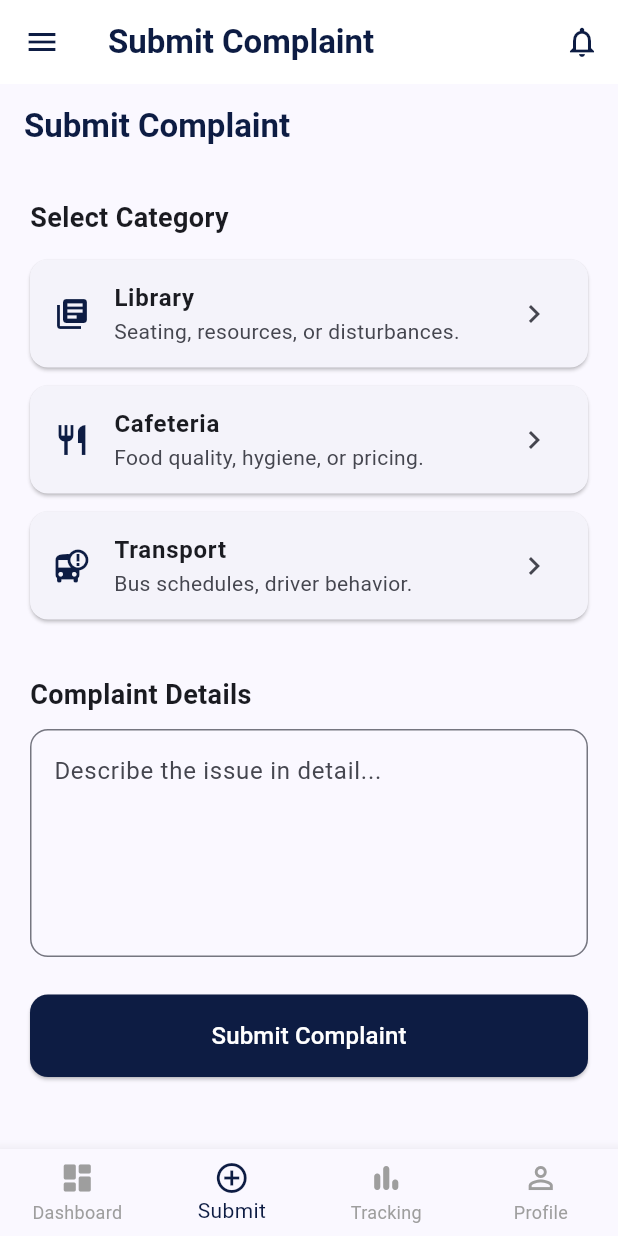
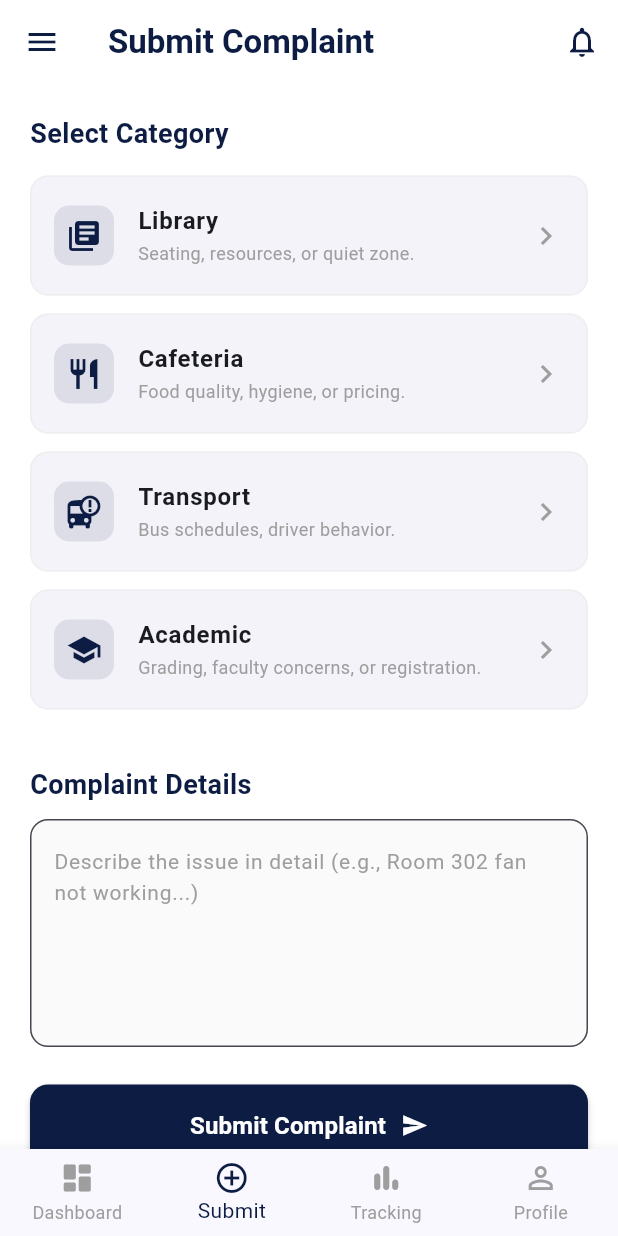
Before and after one commit to lisakhan1952-dev/smart_complain_management_system, a Flutter app: the DashboardPage screen opened directly, item 2 of the bottom bar chosen, after a tap on "Submit Complaint", on a phone screen of 412 x 824 dp. Run offline on Flutter 3.47's test engine with Material 3 defaults, Android fonts, the phone set to English and light mode, and no system bars.

Commit message:
Modify 2 file for testing

```diff
--- a/lib/screens/dashboard_screen.dart
+++ b/lib/screens/dashboard_screen.dart
@@ -1,6 +1,6 @@
 import 'package:flutter/material.dart';
 
-
+// নিশ্চিত করুন এই ফাইলগুলো আপনার প্রোজেক্টে আছে
 import 'submit_complaint_screen.dart';
 import 'tracking_screen.dart';
 import 'profile_screen.dart';
@@ -15,7 +15,7 @@ class DashboardPage extends StatefulWidget {
 class _DashboardPageState extends State<DashboardPage> {
   int _currentIndex = 0;
 
-  // এখানে আমরা আপনার আলাদা করা ফাইলগুলোর ক্লাস নাম ব্যবহার করছি
+  // এখানে আমরা আপনার আলাদা করা ফাইলগুলোর ক্লাস সরাসরি ব্যবহার করছি
   final List<Widget> _pages = [
     const DashboardContent(),
     const SubmitComplaintPage(),
@@ -29,6 +29,7 @@ class _DashboardPageState extends State<DashboardPage> {
 
     return Scaffold(
       backgroundColor: Colors.white,
+      // শুধুমাত্র ড্যাশবোর্ড স্ক্রিনে কাস্টম অ্যাপবার দেখানোর জন্য
       appBar: AppBar(
         backgroundColor: Colors.white,
         elevation: 0,
@@ -47,21 +48,10 @@ class _DashboardPageState extends State<DashboardPage> {
         ],
       ),
 
-      // IndexedStack ব্যবহারের ফলে এক পেজ থেকে অন্য পেজে গেলে ডাটা রিলোড হবে না
       body: IndexedStack(
         index: _currentIndex,
         children: _pages,
       ),
-
-      floatingActionButton: _currentIndex == 0 ? FloatingActionButton(
-        onPressed: () {
-          setState(() {
-            _currentIndex = 1;
-          });
-        },
-        backgroundColor: primaryColor,
-        child: const Icon(Icons.add, color: Colors.white),
-      ) : null,
 
       bottomNavigationBar: BottomNavigationBar(
         type: BottomNavigationBarType.fixed,
@@ -99,10 +89,8 @@ class DashboardContent extends StatelessWidget {
           const Text("Welcome back,", style: TextStyle(fontSize: 16, color: Colors.grey)),
           const Text("Ahmed Abdullah", style: TextStyle(fontSize: 28, fontWeight: FontWeight.bold, color: primaryColor)),
           const SizedBox(height: 25),
-
           _buildActiveCaseCard(primaryColor),
           const SizedBox(height: 20),
-
           Row(
             children: [
               _buildStatCard("Pending", "04", Icons.more_horiz, Colors.orange),
@@ -111,18 +99,15 @@ class DashboardContent extends StatelessWidget {
             ],
           ),
           const SizedBox(height: 30),
-
           const Text("Recent Complaints", style: TextStyle(fontSize: 20, fontWeight: FontWeight.bold, color: primaryColor)),
           const SizedBox(height: 15),
-
-          _buildComplaintItem("Dorm AC Maintenance", "Ref: #CMS-90421", "In Progress", Colors.greenAccent, Icons.build),
-          _buildComplaintItem("Grade Revision Request", "Ref: #CMS-88120", "Pending", Colors.orangeAccent, Icons.school),
+          _buildComplaintItem("Dorm AC Maintenance", "Ref: #CMS-90421", "In Progress", Colors.teal, Icons.build),
+          _buildComplaintItem("Grade Revision", "Ref: #CMS-88120", "Pending", Colors.orange, Icons.school),
         ],
       ),
     );
   }
 
-  // হেল্পার উইজেটগুলো আগের মতোই থাকছে
   Widget _buildActiveCaseCard(Color color) {
     return Container(
       padding: const EdgeInsets.all(20),
@@ -155,18 +140,14 @@ class DashboardContent extends StatelessWidget {
     );
   }
 
-  Widget _buildComplaintItem(String title, String ref, String status, Color statusColor, IconData icon) {
+  Widget _buildComplaintItem(String title, String ref, String status, Color color, IconData icon) {
     return Card(
       margin: const EdgeInsets.only(bottom: 12),
       child: ListTile(
-        leading: CircleAvatar(child: Icon(icon, size: 20, color: const Color(0xFF0D1C43))),
+        leading: CircleAvatar(backgroundColor: Colors.grey[100], child: Icon(icon, color: const Color(0xFF0D1C43), size: 20)),
         title: Text(title, style: const TextStyle(fontWeight: FontWeight.bold)),
         subtitle: Text(ref),
-        trailing: Container(
-          padding: const EdgeInsets.all(6),
-          decoration: BoxDecoration(color: statusColor.withOpacity(0.2), borderRadius: BorderRadius.circular(10)),
-          child: Text(status, style: TextStyle(color: statusColor, fontSize: 10, fontWeight: FontWeight.bold)),
-        ),
+        trailing: Text(status, style: TextStyle(color: color, fontWeight: FontWeight.bold, fontSize: 12)),
       ),
     );
   }
--- a/lib/screens/submit_complaint_screen.dart
+++ b/lib/screens/submit_complaint_screen.dart
@@ -7,53 +7,82 @@ class SubmitComplaintPage extends StatelessWidget {
   Widget build(BuildContext context) {
     const Color primaryColor = Color(0xFF0D1C43);
 
-    return Scaffold(
-      appBar: AppBar(title: const Text("Submit Complaint", style: TextStyle(color: primaryColor, fontWeight: FontWeight.bold))),
-      body: SingleChildScrollView(
+    return SingleChildScrollView(
       padding: const EdgeInsets.all(20),
       child: Column(
         crossAxisAlignment: CrossAxisAlignment.start,
         children: [
-            const Text("Select Category", style: TextStyle(fontSize: 18, fontWeight: FontWeight.bold)),
+          const Text("Select Category", style: TextStyle(fontSize: 18, fontWeight: FontWeight.bold, color: primaryColor)),
           const SizedBox(height: 15),
-            // Category Cards
-            _buildCategoryItem(Icons.library_books, "Library", "Seating, resources, or disturbances.", primaryColor),
+
+          // ক্যাটাগরি আইটেমগুলো
+          _buildCategoryItem(Icons.library_books, "Library", "Seating, resources, or quiet zone.", primaryColor),
           _buildCategoryItem(Icons.restaurant, "Cafeteria", "Food quality, hygiene, or pricing.", primaryColor),
           _buildCategoryItem(Icons.bus_alert, "Transport", "Bus schedules, driver behavior.", primaryColor),
+          _buildCategoryItem(Icons.school, "Academic", "Grading, faculty concerns, or registration.", primaryColor),
+
           const SizedBox(height: 25),
-            const Text("Complaint Details", style: TextStyle(fontSize: 18, fontWeight: FontWeight.bold)),
+          const Text("Complaint Details", style: TextStyle(fontSize: 18, fontWeight: FontWeight.bold, color: primaryColor)),
           const SizedBox(height: 10),
+
           TextField(
             maxLines: 5,
             decoration: InputDecoration(
-                hintText: "Describe the issue in detail...",
+              hintText: "Describe the issue in detail (e.g., Room 302 fan not working...)",
+              hintStyle: const TextStyle(fontSize: 14, color: Colors.grey),
               border: OutlineInputBorder(borderRadius: BorderRadius.circular(12)),
+              filled: true,
+              fillColor: Colors.grey[50],
             ),
           ),
+
           const SizedBox(height: 25),
+
+          // সাবমিট বাটন
           SizedBox(
             width: double.infinity,
             height: 55,
             child: ElevatedButton(
               onPressed: () {},
-                style: ElevatedButton.styleFrom(backgroundColor: primaryColor, shape: RoundedRectangleBorder(borderRadius: BorderRadius.circular(12))),
-                child: const Text("Submit Complaint", style: TextStyle(color: Colors.white, fontSize: 16)),
+              style: ElevatedButton.styleFrom(
+                backgroundColor: primaryColor,
+                shape: RoundedRectangleBorder(borderRadius: BorderRadius.circular(12)),
+                elevation: 2,
+              ),
+              child: const Row(
+                mainAxisAlignment: MainAxisAlignment.center,
+                children: [
+                  Text("Submit Complaint", style: TextStyle(color: Colors.white, fontSize: 16, fontWeight: FontWeight.bold)),
+                  SizedBox(width: 10),
+                  Icon(Icons.send, color: Colors.white, size: 18),
+                ],
               ),
             ),
+          ),
+          const SizedBox(height: 20),
         ],
-        ),
       ),
     );
   }
 
   Widget _buildCategoryItem(IconData icon, String title, String subtitle, Color color) {
     return Card(
+      elevation: 0,
       margin: const EdgeInsets.only(bottom: 12),
+      shape: RoundedRectangleBorder(
+        borderRadius: BorderRadius.circular(12),
+        side: BorderSide(color: Colors.grey.shade200),
+      ),
       child: ListTile(
-        leading: Icon(icon, color: color),
-        title: Text(title, style: const TextStyle(fontWeight: FontWeight.bold)),
-        subtitle: Text(subtitle),
-        trailing: const Icon(Icons.chevron_right),
+        contentPadding: const EdgeInsets.symmetric(horizontal: 16, vertical: 4),
+        leading: Container(
+          padding: const EdgeInsets.all(8),
+          decoration: BoxDecoration(color: color.withOpacity(0.1), borderRadius: BorderRadius.circular(10)),
+          child: Icon(icon, color: color, size: 24),
+        ),
+        title: Text(title, style: const TextStyle(fontWeight: FontWeight.bold, fontSize: 16)),
+        subtitle: Text(subtitle, style: const TextStyle(fontSize: 12, color: Colors.grey)),
+        trailing: const Icon(Icons.chevron_right, color: Colors.grey),
       ),
     );
   }
```
Lines whose indentation alone changed are shown as unchanged.
